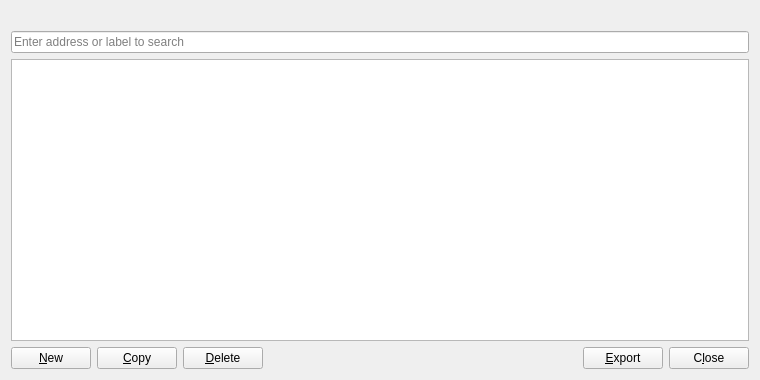
Crazyhead90/Linda, file src/qt/forms/addressbookpage.ui: the form before one commit.
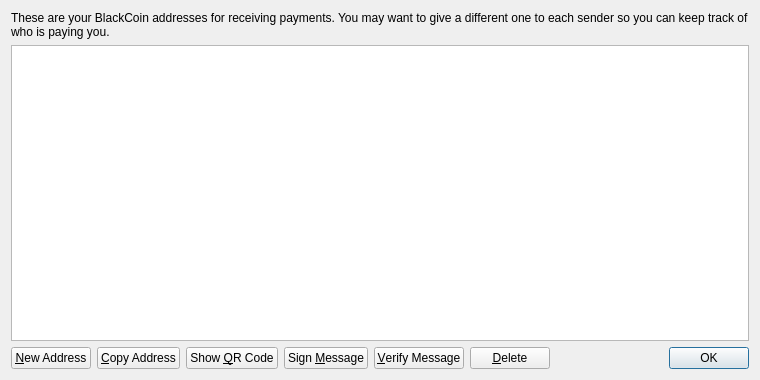
The form after the commit. Icons and pictures are not drawn.

The edit to the form file:
```diff
--- a/src/qt/forms/addressbookpage.ui
+++ b/src/qt/forms/addressbookpage.ui
@@ -13,6 +13,9 @@
   <layout class="QVBoxLayout" name="verticalLayout">
    <item>
     <widget class="QLabel" name="labelExplanation">
+     <property name="text">
+      <string>These are your BlackCoin addresses for receiving payments. You may want to give a different one to each sender so you can keep track of who is paying you.</string>
+     </property>
      <property name="textFormat">
       <enum>Qt::PlainText</enum>
      </property>
@@ -21,13 +24,6 @@
      </property>
     </widget>
    </item>
-   <item>
-    <widget class="QLineEdit" name="searchLineEdit">
-     <property name="placeholderText">
-      <string>Enter address or label to search</string>
-     </property>
-    </widget>
-   </item>
    <item>
     <widget class="QTableView" name="tableView">
      <property name="contextMenuPolicy">
@@ -39,9 +35,6 @@
      <property name="tabKeyNavigation">
       <bool>false</bool>
      </property>
-     <property name="alternatingRowColors">
-      <bool>true</bool>
-     </property>
      <property name="selectionMode">
       <enum>QAbstractItemView::SingleSelection</enum>
      </property>
@@ -64,14 +57,7 @@
         <string>Create a new address</string>
        </property>
        <property name="text">
-        <string>&amp;New</string>
-       </property>
-       <property name="icon">
-        <iconset resource="../bitcoin.qrc">
-         <normaloff>:/icons/add</normaloff>:/icons/add</iconset>
-       </property>
-       <property name="autoDefault">
-        <bool>false</bool>
+        <string>&amp;New Address</string>
        </property>
       </widget>
      </item>
@@ -81,32 +67,45 @@
         <string>Copy the currently selected address to the system clipboard</string>
        </property>
        <property name="text">
-        <string>&amp;Copy</string>
+        <string>&amp;Copy Address</string>
        </property>
-       <property name="icon">
-        <iconset resource="../bitcoin.qrc">
-         <normaloff>:/icons/editcopy</normaloff>:/icons/editcopy</iconset>
+      </widget>
+     </item>
+     <item>
+      <widget class="QPushButton" name="showQRCode">
+       <property name="text">
+        <string>Show &amp;QR Code</string>
        </property>
-       <property name="autoDefault">
-        <bool>false</bool>
+      </widget>
+     </item>
+     <item>
+      <widget class="QPushButton" name="signMessage">
+       <property name="toolTip">
+        <string>Sign a message to prove you own a BlackCoin address</string>
        </property>
+       <property name="text">
+        <string>Sign &amp;Message</string>
+       </property>
       </widget>
      </item>
      <item>
-      <widget class="QPushButton" name="deleteAddress">
+      <widget class="QPushButton" name="verifyMessage">
+       <property name="toolTip">
+        <string>Verify a message to ensure it was signed with a specified BlackCoin address</string>
+       </property>
+       <property name="text">
+        <string>&amp;Verify Message</string>
+       </property>
+      </widget>
+     </item>
+     <item>
+      <widget class="QPushButton" name="deleteButton">
        <property name="toolTip">
         <string>Delete the currently selected address from the list</string>
        </property>
        <property name="text">
         <string>&amp;Delete</string>
        </property>
-       <property name="icon">
-        <iconset resource="../bitcoin.qrc">
-         <normaloff>:/icons/remove</normaloff>:/icons/remove</iconset>
-       </property>
-       <property name="autoDefault">
-        <bool>false</bool>
-       </property>
       </widget>
      </item>
      <item>
@@ -123,35 +122,15 @@
       </spacer>
      </item>
      <item>
-      <widget class="QPushButton" name="exportButton">
-       <property name="toolTip">
-        <string>Export the data in the current tab to a file</string>
-       </property>
-       <property name="text">
-        <string>&amp;Export</string>
-       </property>
-       <property name="icon">
-        <iconset resource="../bitcoin.qrc">
-         <normaloff>:/icons/export</normaloff>:/icons/export</iconset>
-       </property>
-       <property name="autoDefault">
-        <bool>false</bool>
-       </property>
-      </widget>
-     </item>
-     <item>
-      <widget class="QPushButton" name="closeButton">
+      <widget class="QDialogButtonBox" name="buttonBox">
        <property name="sizePolicy">
-        <sizepolicy hsizetype="Minimum" vsizetype="Minimum">
+        <sizepolicy hsizetype="Maximum" vsizetype="Fixed">
          <horstretch>0</horstretch>
          <verstretch>0</verstretch>
         </sizepolicy>
        </property>
-       <property name="text">
-        <string>C&amp;lose</string>
-       </property>
-       <property name="autoDefault">
-        <bool>false</bool>
+       <property name="standardButtons">
+        <set>QDialogButtonBox::Ok</set>
        </property>
       </widget>
      </item>
```
Left out of the diff: 9 changed lines with no effect on the pictures.
